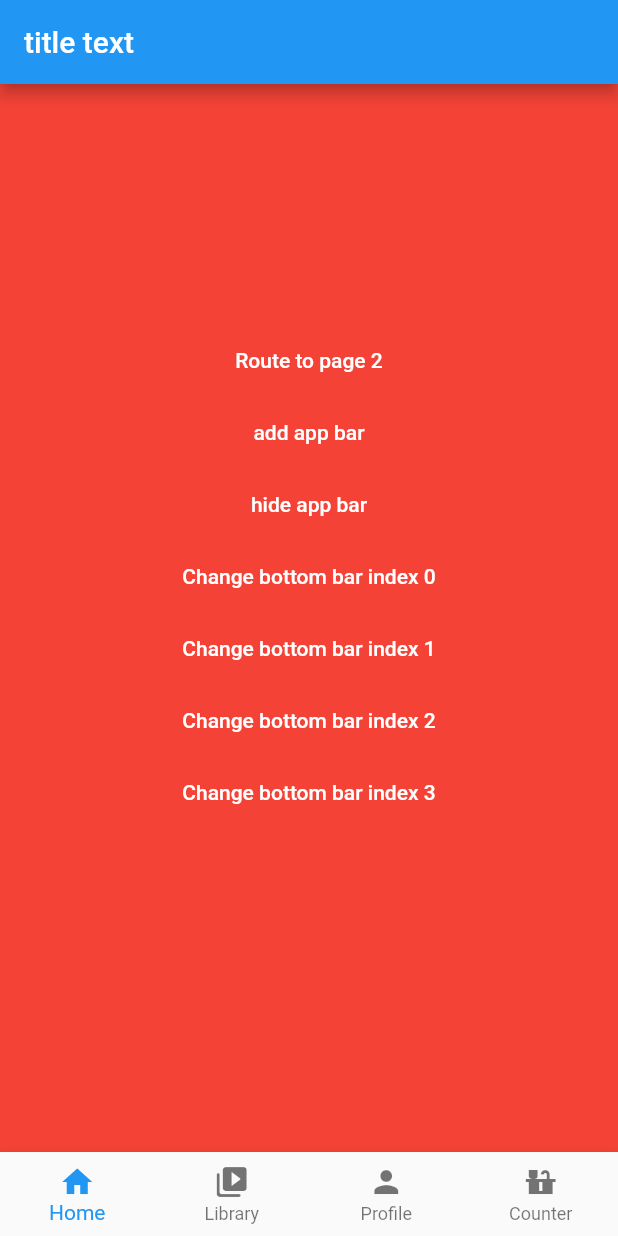
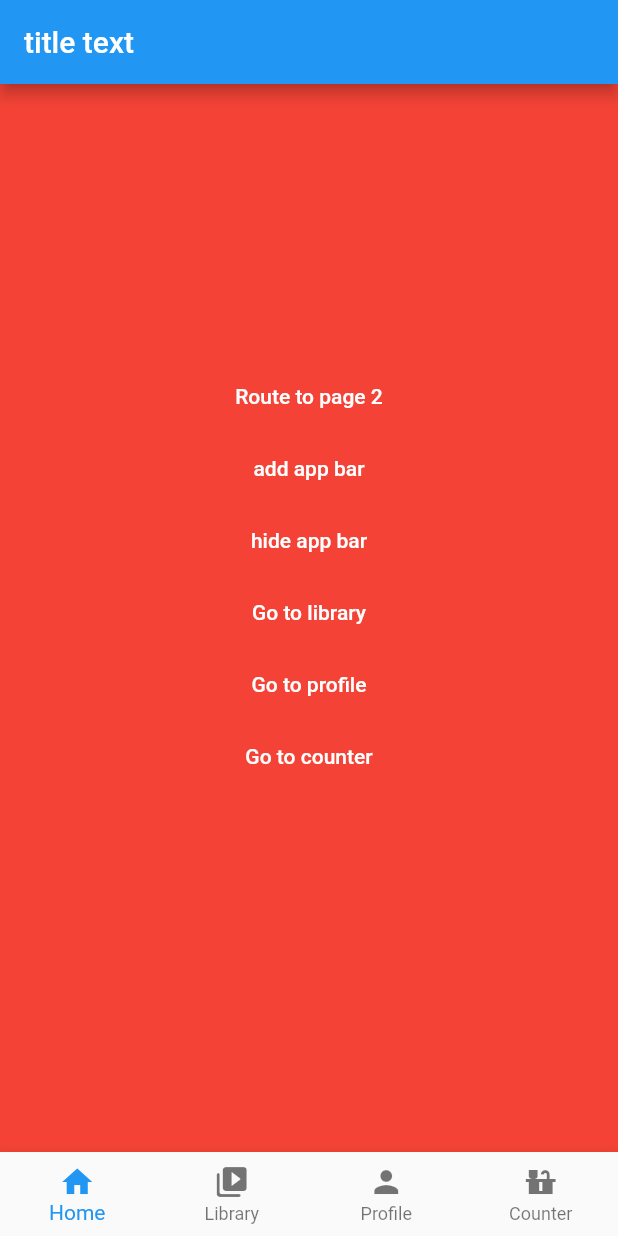
Before and after one commit to Apparence-io/bart, a Flutter app: the screen it shows after launch, after a tap on "add app bar", on a phone screen of 412 x 824 dp. Run offline on Flutter 3.47's test engine with Material 2 defaults, Android fonts, the phone set to English and light mode, and no system bars.

Commit message:
change navigation on bottombar routes

```diff
--- a/example/lib/home_page.dart
+++ b/example/lib/home_page.dart
@@ -52,52 +52,31 @@ class HomePage extends StatelessWidget {
           ),
           TextButton(
             child: Text(
-              "Change bottom bar index 0",
+              "Go to library",
               style: TextStyle(color: Colors.white),
             ),
             onPressed: () {
-              Actions.invoke(
-                context,
-                BottomBarIndexIntent(0),
-              );
+              Navigator.of(context).pushNamed("/library");
             },
           ),
           TextButton(
             child: Text(
-              "Change bottom bar index 1",
+              "Go to profile",
               style: TextStyle(color: Colors.white),
             ),
             onPressed: () {
-              Actions.invoke(
-                context,
-                BottomBarIndexIntent(1),
-              );
+              Navigator.of(context).pushNamed("/profile");
             },
           ),
           TextButton(
             child: Text(
-              "Change bottom bar index 2",
+              "Go to counter",
               style: TextStyle(color: Colors.white),
             ),
             onPressed: () {
-              Actions.invoke(
-                context,
-                BottomBarIndexIntent(2),
-              );
+              Navigator.of(context).pushNamed("/counter");
             },
           ),
-          TextButton(
-            child: Text(
-              "Change bottom bar index 3",
-              style: TextStyle(color: Colors.white),
-            ),
-            onPressed: () {
-              Actions.invoke(
-                context,
-                BottomBarIndexIntent(3),
-              );
-            },
-          )
         ],
       ),
     );
--- a/lib/bart/bart_scaffold.dart
+++ b/lib/bart/bart_scaffold.dart
@@ -72,7 +72,8 @@ class BartScaffold extends StatelessWidget {
         actions: <Type, Action<Intent>>{
           AppBarBuildIntent: BartAppbarAction(appBarNotifier),
           AppBarAnimationIntent: BartAnimatedAppbarAction(showAppBarNotifier),
-          BottomBarIndexIntent: BartBottomBarIndexAction(this.bottomBar.currentIndex)
+          BottomBarIndexIntent:
+              BartBottomBarIndexAction(this.bottomBar.currentIndex)
         },
         child: AnimatedBuilder(
           animation: appBarNotifier,
--- a/lib/bart/bottom_bar.dart
+++ b/lib/bart/bottom_bar.dart
@@ -247,13 +247,8 @@ class BartBottomBarIndexAction extends Action<BottomBarIndexIntent> {
 
   @override
   void invoke(covariant BottomBarIndexIntent intent) {
-    this.indexNotifier.value = intent.index;
+    WidgetsBinding.instance!.addPostFrameCallback((timeStamp) {
+      this.indexNotifier.value = intent.index;
+    });
   }
 }
-
-mixin BottomBarNotifier {
-  void updateIndex(final BuildContext context, final int index) {
-    Actions.invoke(context, BottomBarIndexIntent(index));
-  }
-
-}
--- a/lib/bart/router_delegate.dart
+++ b/lib/bart/router_delegate.dart
@@ -41,14 +41,6 @@ class MenuRouterDelegate extends RouterDelegate<MenuRoutePath>
 
   void goPage(int n) {
     if (routes[n].path == _currentRoute!.path) return;
-    // if (routes[n].routingType == BartMenuRouteType.BOTTOM_NAV) {
-    //   // navigatorKey.currentState!.registerForRestoration(property, restorationId)
-    //   // RestorableProperty
-    //   // RestorationMixin
-    //   navigatorKey.currentState!.restorablePushReplacementNamed(routes[n].path);
-    // } else {
-    //   navigatorKey.currentState!.pushReplacementNamed(routes[n].path);
-    // }
     navigatorKey.currentState!.pushReplacementNamed(routes[n].path);
     notifyListeners();
   }
@@ -87,6 +79,15 @@ class MenuRouterDelegate extends RouterDelegate<MenuRoutePath>
               // element.didReplace(newRoute: _currentRoute, oldRoute: _oldRoute);
             });
           }
+          if (_currentRoute!.routingType == BartMenuRouteType.BOTTOM_NAV) {
+            var bottomBarList = this
+                .routes
+                .where((element) =>
+                    element.routingType == BartMenuRouteType.BOTTOM_NAV)
+                .toList();
+            var indexOfItem = bottomBarList.indexOf(_currentRoute!);
+            Actions.invoke(context, BottomBarIndexIntent(indexOfItem));
+          }
           return pageRoute;
         });
   }
```
Also changed, not shown: 1 other file.
